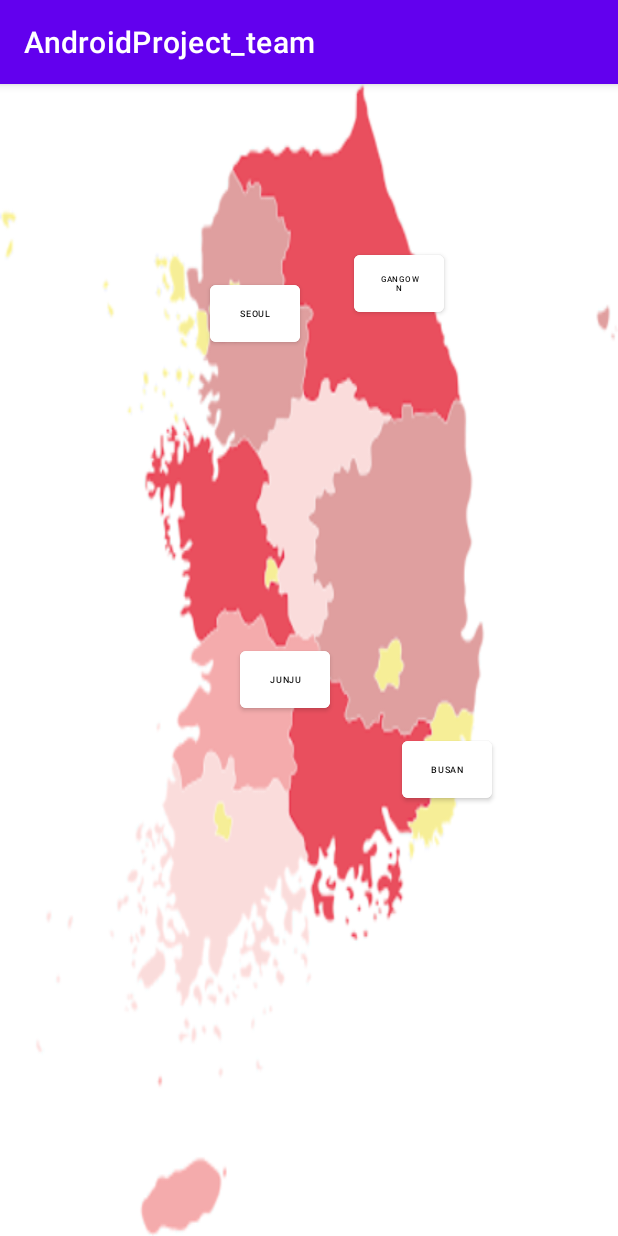
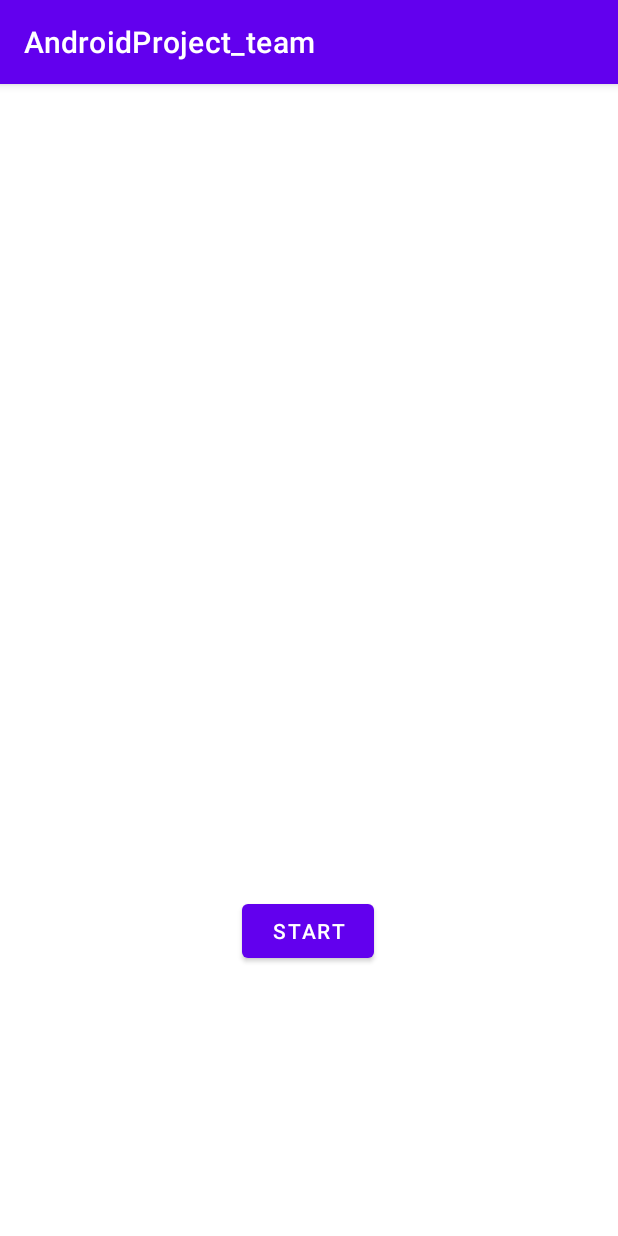
Before and after one commit to yms0606/AndroidProject, an Android app: the screen it shows after launch (MainActivity), on a phone screen of 412 x 824 dp. Run offline under Robolectric (Android 15) with nearby library versions, the phone set to English and light mode, and no system bars.

Commit message:
Add files via upload

```diff
--- a/AndroidProject_team/app/src/main/res/layout/activity_main.xml
+++ b/AndroidProject_team/app/src/main/res/layout/activity_main.xml
@@ -1,62 +1,21 @@
 <?xml version="1.0" encoding="utf-8"?>
-<androidx.constraintlayout.widget.ConstraintLayout xmlns:android="http://schemas.android.com/apk/res/android"
+<androidx.constraintlayout.widget.ConstraintLayout
+    xmlns:android="http://schemas.android.com/apk/res/android"
     xmlns:app="http://schemas.android.com/apk/res-auto"
     xmlns:tools="http://schemas.android.com/tools"
     android:layout_width="match_parent"
-    android:layout_height="match_parent"
-    tools:context=".MainActivity"
-    android:background="@drawable/korea_map">
+    android:layout_height="match_parent">
 
     <Button
-        android:backgroundTint="#fff"
-        android:textColor="#000"
-        android:id="@+id/button1"
-        android:layout_width="60dp"
-        android:layout_height="50dp"
-        android:layout_marginStart="140dp"
-        android:layout_marginTop="128dp"
-        android:text="Seoul"
-        android:textSize="6dp"
+        android:id="@+id/MapOpen"
+        android:layout_width="wrap_content"
+        android:layout_height="wrap_content"
+        android:text="Start"
+        android:textColor="#FFFFFF"
+        app:layout_constraintBottom_toBottomOf="parent"
+        app:layout_constraintEnd_toEndOf="parent"
+        app:layout_constraintHorizontal_bias="0.498"
         app:layout_constraintStart_toStartOf="parent"
-        app:layout_constraintTop_toTopOf="parent" />
-
-    <Button
-        android:backgroundTint="#fff"
-        android:textColor="#000"
-        android:id="@+id/button2"
-        android:layout_width="60dp"
-        android:layout_height="50dp"
-        android:layout_marginStart="268dp"
-        android:layout_marginTop="432dp"
-        android:text="Busan"
-        android:textSize="6dp"
-        app:layout_constraintStart_toStartOf="parent"
-        app:layout_constraintTop_toTopOf="parent" />
-
-    <Button
-        android:backgroundTint="#fff"
-        android:textColor="#000"
-        android:id="@+id/button3"
-        android:layout_width="60dp"
-        android:layout_height="50dp"
-        android:layout_marginStart="236dp"
-        android:layout_marginTop="108dp"
-        android:text="Gangown"
-        android:textSize="5dp"
-        app:layout_constraintStart_toStartOf="parent"
-        app:layout_constraintTop_toTopOf="parent"/>
-
-    <Button
-        android:backgroundTint="#fff"
-        android:textColor="#000"
-        android:id="@+id/button4"
-        android:layout_width="60dp"
-        android:layout_height="50dp"
-        android:layout_marginStart="160dp"
-        android:layout_marginTop="372dp"
-        android:text="Junju"
-        android:textSize="6dp"
-        app:layout_constraintStart_toStartOf="parent"
-        app:layout_constraintTop_toTopOf="parent"/>
-
+        app:layout_constraintTop_toTopOf="parent"
+        app:layout_constraintVertical_bias="0.751" />
 </androidx.constraintlayout.widget.ConstraintLayout>
--- /dev/null
+++ b/AndroidProject_team/app/src/main/res/layout/chungcheong_activity.xml
@@ -0,0 +1,6 @@
+<?xml version="1.0" encoding="utf-8"?>
+<androidx.constraintlayout.widget.ConstraintLayout
+    xmlns:android="http://schemas.android.com/apk/res/android" android:layout_width="match_parent"
+    android:layout_height="match_parent">
+
+</androidx.constraintlayout.widget.ConstraintLayout>
--- /dev/null
+++ b/AndroidProject_team/app/src/main/res/layout/clickarea_activity.xml
@@ -0,0 +1,6 @@
+<?xml version="1.0" encoding="utf-8"?>
+<androidx.constraintlayout.widget.ConstraintLayout
+    xmlns:android="http://schemas.android.com/apk/res/android" android:layout_width="match_parent"
+    android:layout_height="match_parent">
+
+</androidx.constraintlayout.widget.ConstraintLayout>
--- /dev/null
+++ b/AndroidProject_team/app/src/main/res/layout/gyeonggi_activity.xml
@@ -0,0 +1,6 @@
+<?xml version="1.0" encoding="utf-8"?>
+<androidx.constraintlayout.widget.ConstraintLayout
+    xmlns:android="http://schemas.android.com/apk/res/android" android:layout_width="match_parent"
+    android:layout_height="match_parent">
+
+</androidx.constraintlayout.widget.ConstraintLayout>
--- /dev/null
+++ b/AndroidProject_team/app/src/main/res/layout/gyeongsang_activity.xml
@@ -0,0 +1,6 @@
+<?xml version="1.0" encoding="utf-8"?>
+<androidx.constraintlayout.widget.ConstraintLayout
+    xmlns:android="http://schemas.android.com/apk/res/android" android:layout_width="match_parent"
+    android:layout_height="match_parent">
+
+</androidx.constraintlayout.widget.ConstraintLayout>
--- /dev/null
+++ b/AndroidProject_team/app/src/main/res/layout/jeolla_activity.xml
@@ -0,0 +1,6 @@
+<?xml version="1.0" encoding="utf-8"?>
+<androidx.constraintlayout.widget.ConstraintLayout
+    xmlns:android="http://schemas.android.com/apk/res/android" android:layout_width="match_parent"
+    android:layout_height="match_parent">
+
+</androidx.constraintlayout.widget.ConstraintLayout>
--- /dev/null
+++ b/AndroidProject_team/app/src/main/res/layout/seoul_activity.xml
@@ -0,0 +1,6 @@
+<?xml version="1.0" encoding="utf-8"?>
+<androidx.constraintlayout.widget.ConstraintLayout
+    xmlns:android="http://schemas.android.com/apk/res/android" android:layout_width="match_parent"
+    android:layout_height="match_parent">
+
+</androidx.constraintlayout.widget.ConstraintLayout>
```
Also changed, not shown: AndroidProject_team/app/src/main/res/layout/gangown_activity.xml (added, +68 -0 lines), AndroidProject_team/app/src/main/res/layout/map_activity.xml (added, +88 -0 lines).
